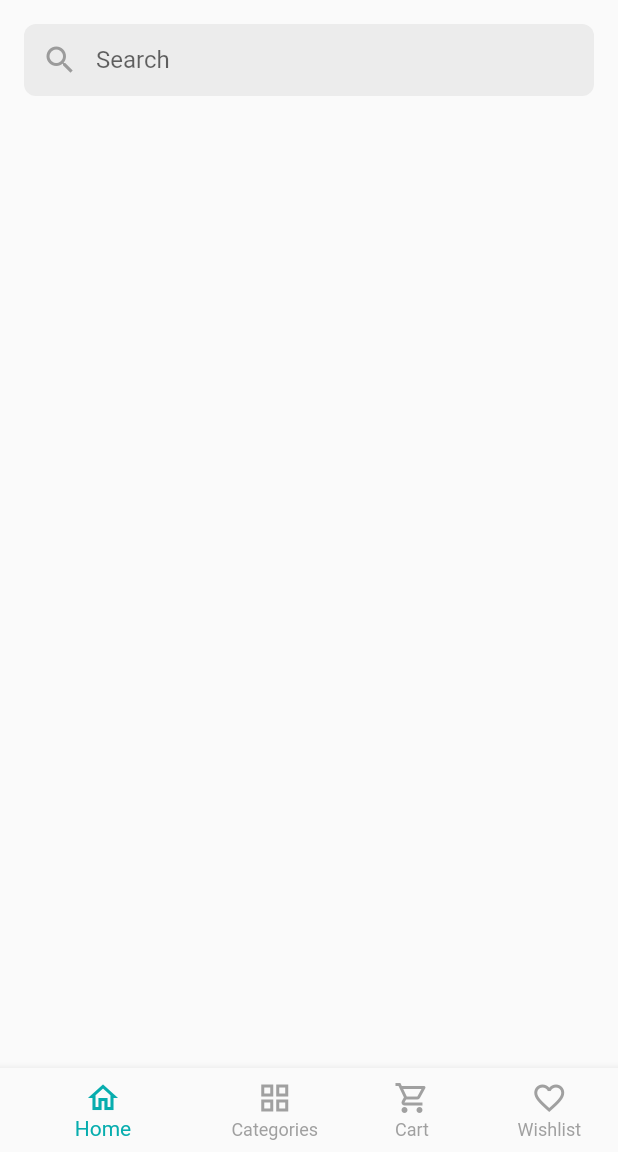
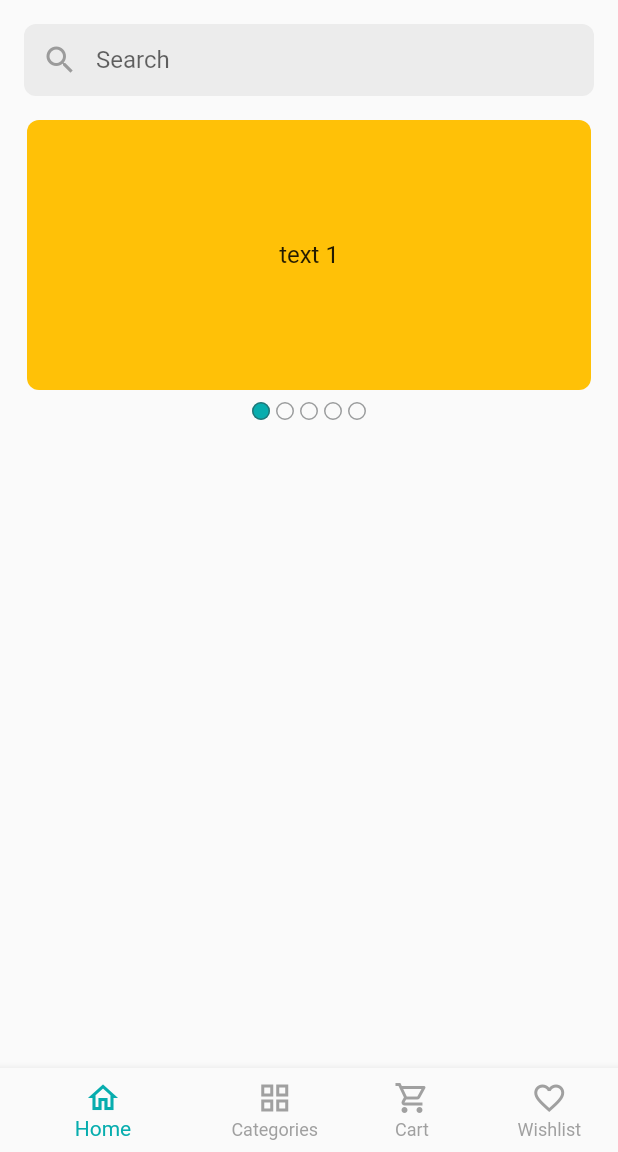
Before and after one commit to saikatsaha36/flutter_app_dev, a Flutter app: the screen it shows after launch, on a phone screen of 412 x 824 dp, the part 84-1236 px from its top. Run offline on Flutter 3.47's test engine with Material 2 defaults, Android fonts, the phone set to English and light mode, and no system bars; drawn by our look-alikes of carousel_slider; our stand-ins replace get, pin_code_fields.

```diff
--- a/lib/ui/screens/home_screen.dart
+++ b/lib/ui/screens/home_screen.dart
@@ -1,11 +1,14 @@
+import 'package:carousel_slider/carousel_slider.dart';
 import 'package:flutter/material.dart';
 import 'package:ostad_flutter_batch_two/ui/utils/app_colors.dart';
 
-import '../widgets/app_bar_icon_button.dart';
+import '../widgets/home/app_bar_icon_button.dart';
+import '../widgets/home/home_carousel_widget.dart';
 
 class HomeScreen extends StatelessWidget {
   const HomeScreen({Key? key}) : super(key: key);
 
+  // CarouselController _carouselController = CarouselController();
   @override
   Widget build(BuildContext context) {
     return Scaffold(
@@ -25,7 +28,8 @@ class HomeScreen extends StatelessWidget {
               ),
               AppBarIconButton(
                 iconData: Icons.notifications_none,
-                onTap: () {},
+                onTap: () {
+                },
               )
             ],
           ),
@@ -55,8 +59,13 @@ class HomeScreen extends StatelessWidget {
                       borderRadius: BorderRadius.circular(8)),
                 ),
               ),
+              const SizedBox(
+                height: 16,
+              ),
+              HomeCarouselWidget(),
             ],
           ),
-        ));
+        )
+    );
   }
 }
--- a/lib/ui/widgets/app_bar_icon_button.dart
+++ b/lib/ui/widgets/home/app_bar_icon_button.dart
@@ -1,6 +1,6 @@
 import 'package:flutter/material.dart';
 
-import '../utils/app_colors.dart';
+import '../../utils/app_colors.dart';
 
 class AppBarIconButton extends StatelessWidget {
   const AppBarIconButton({
--- /dev/null
+++ b/lib/ui/widgets/home/home_carousel_widget.dart
@@ -0,0 +1,141 @@
+// import 'package:carousel_slider/carousel_slider.dart';
+// import 'package:flutter/cupertino.dart';
+// import 'package:flutter/material.dart';
+//
+// import '../../utils/app_colors.dart';
+//
+// class HomeCarouselWidget extends StatelessWidget {
+// final ValueNotifier<int> _currentCarouselIndex = ValueNotifier(0);
+//
+// @override
+// Widget build(BuildContext context) {
+// return Column(
+// children: [
+// CarouselSlider(
+// // carouselController: _carouselController,
+// options: CarouselOptions(
+// height: 180.0,
+// viewportFraction: 1,
+// autoPlay: true,
+// onPageChanged: (index, _){
+// _currentCarouselIndex.value = index;
+// },
+// autoPlayInterval: const Duration(seconds: 5)),
+// items: [1, 2, 3, 4, 5].map((i) {
+// return Builder(
+// builder: (BuildContext context) {
+// return Container(
+// width: MediaQuery.of(context).size.width,
+// margin: const EdgeInsets.symmetric(horizontal: 5.0),
+// decoration: BoxDecoration(
+// color: Colors.amber,
+// borderRadius: BorderRadius.circular(8)),
+// alignment: Alignment.center,
+// child: Text(
+// 'text $i',
+// style: const TextStyle(fontSize: 16.0),
+// ));
+// },
+// );
+// }).toList(),
+// ),
+// const SizedBox(
+// height: 6,
+// ),
+// ValueListenableBuilder(
+// valueListenable: _currentCarouselIndex,
+// builder: (context, currentValue, _) {
+// return Row(
+// mainAxisAlignment: MainAxisAlignment.center,
+// children: [
+// for (int i = 0; i < 5; i++)
+// Padding(
+// padding: const EdgeInsets.all(2.0),
+// child: Container(
+// height: 10,
+// width: 10,
+// decoration: BoxDecoration(
+// color: currentValue == i ? primaryColor : null,
+// border:
+// Border.all(color: greyColor.withOpacity(0.5)),
+// borderRadius: BorderRadius.circular(10)),
+// ),
+// )
+// ],
+// );
+// }
+// ),
+// ],
+// );
+// }
+
+import 'package:carousel_slider/carousel_slider.dart';
+import 'package:flutter/material.dart';
+
+import '../../utils/app_colors.dart';
+
+class HomeCarouselWidget extends StatelessWidget {
+  final ValueNotifier<int> _currentCarouselIndex = ValueNotifier(0);
+
+  HomeCarouselWidget({super.key});
+
+  @override
+  Widget build(BuildContext context) {
+    return Column(
+      children: [
+        CarouselSlider(
+          options: CarouselOptions(
+              height: 180.0,
+              viewportFraction: 1,
+              autoPlay: true,
+              onPageChanged: (index, _) {
+                _currentCarouselIndex.value = index;
+              }),
+          items: [1, 2, 3, 4, 5].map((i) {
+            return Builder(
+              builder: (BuildContext context) {
+                return Container(
+                  width: MediaQuery.of(context).size.width,
+                  margin: const EdgeInsets.symmetric(horizontal: 2.0),
+                  decoration: BoxDecoration(
+                      color: Colors.amber,
+                      borderRadius: BorderRadius.circular(8)),
+                  alignment: Alignment.center,
+                  child: Text(
+                    'text $i',
+                    style: const TextStyle(fontSize: 16.0),
+                  ),
+                );
+              },
+            );
+          }).toList(),
+        ),
+        const SizedBox(
+          height: 6,
+        ),
+        ValueListenableBuilder(
+          valueListenable: _currentCarouselIndex,
+          builder: (context, currentValue, _) {
+            return Row(
+              mainAxisAlignment: MainAxisAlignment.center,
+              children: [
+                for (int i = 0; i < 5; i++)
+                  Padding(
+                    padding: const EdgeInsets.all(2.0),
+                    child: Container(
+                      height: 12,
+                      width: 12,
+                      decoration: BoxDecoration(
+                          color: currentValue == i ? primaryColor : null,
+                          border: Border.all(color: greyColor.withOpacity(0.5)),
+                          borderRadius: BorderRadius.circular(10)),
+                    ),
+                  )
+              ],
+            );
+          },
+        ),
+      ],
+    );
+  }
+}
```
